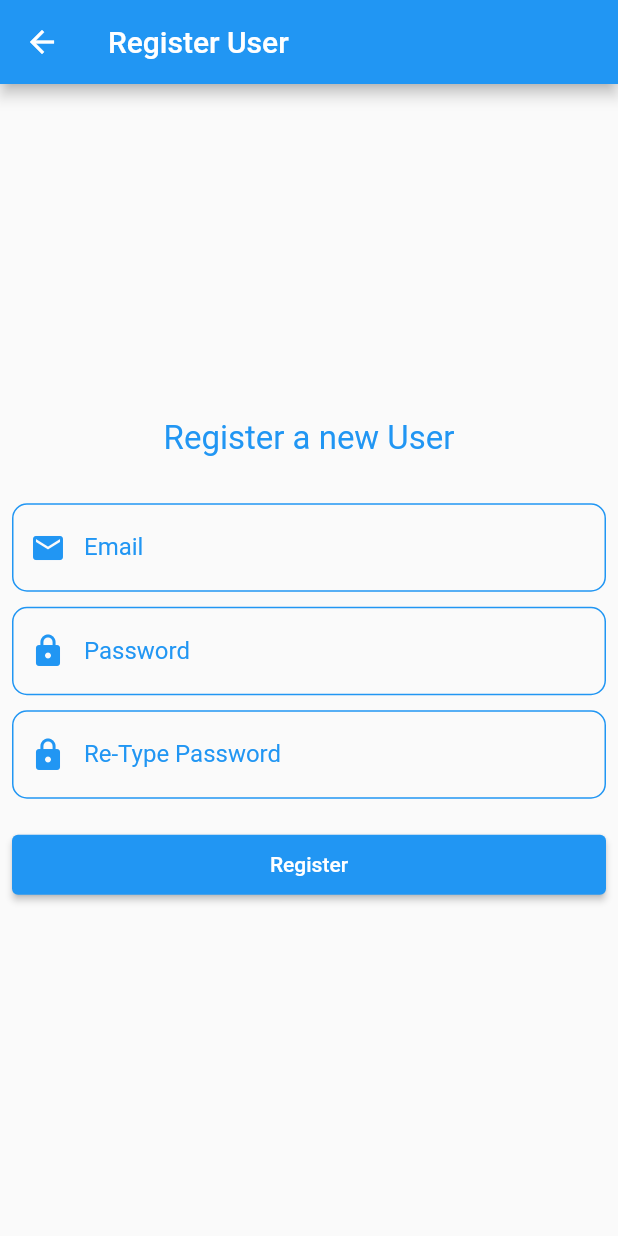
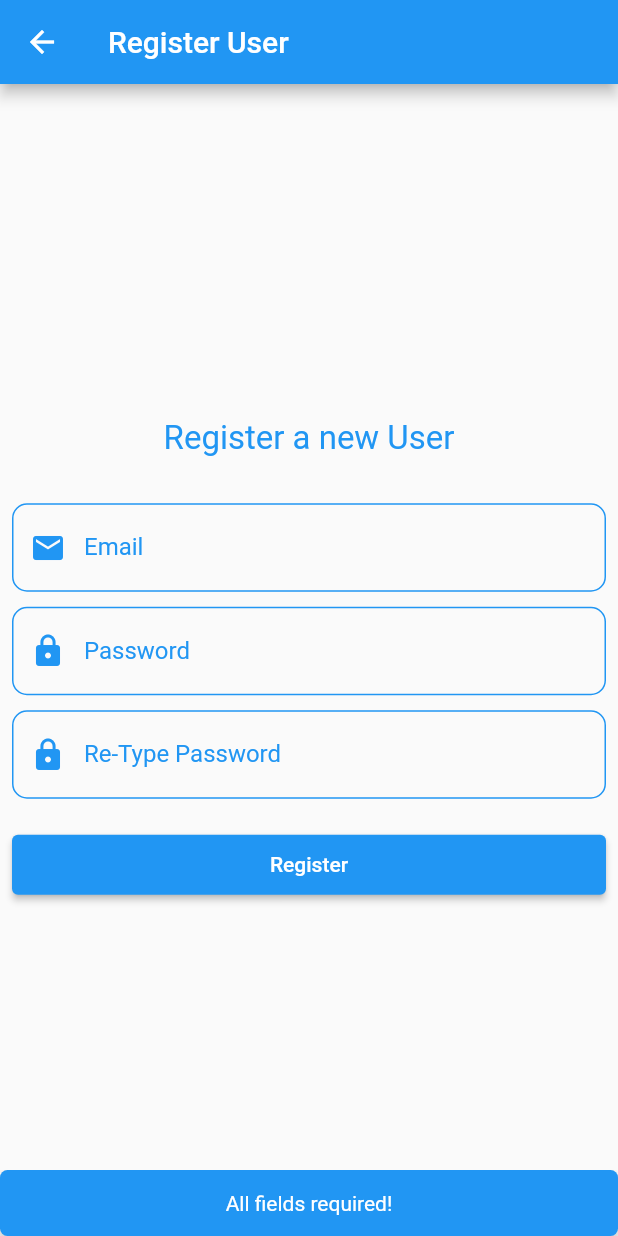
Before and after one commit to FlutterLesego/noted, a Flutter app: the RegisterPage screen opened by its route, after a tap on "Register", on a phone screen of 412 x 824 dp. Run offline on Flutter 3.47's test engine with Material 2 defaults, Android fonts, the phone set to English and light mode, and no system bars; our stand-ins replace another_flushbar, get_it, tuple; missing offline and left inert: backendless_sdk.

Commit message:
creating new user configs

```diff
--- a/lib/init.dart
+++ b/lib/init.dart
@@ -9,11 +9,11 @@ import 'package:provider/provider.dart';
 
 class InitApp {
   static const String apiKeyAndroid =
-      '34001CA4-E43DE-44B60-94677-342EFCF38782'; //add your own key
+      '3BDAC8E9-6FA9-4842-836A-CA0FDB84D19C'; //add your own key
   static const String apiKeyIOS =
-      'FB4C825E8-B4F01-48752-8B548-3ADF87659663'; //add your own key
+      'A21A191A-7E38-4F4E-922F-48B03500241D'; //add your own key
   static const String appID =
-      '5D0957284-F282D-FAC84-FF8BB-5489CB2C83100'; // add your own key
+      '79E54C85-0790-7BCE-FF89-D5A14FC1C100'; // add your own key
 
   static void initializeApp(BuildContext context) async {
     await Backendless.initApp(
--- /dev/null
+++ b/lib/models/note_entry.dart
@@ -0,0 +1,30 @@
+class NoteEntry {
+  Map<dynamic, dynamic> notes;
+  String username;
+  String? objectId;
+  DateTime? created;
+  DateTime? updated;
+
+  NoteEntry({
+    required this.notes,
+    required this.username,
+    this.objectId,
+    this.created,
+    this.updated,
+  });
+
+  Map<String, Object?> toJson() => {
+        'username': username,
+        'notes': notes,
+        'created': created,
+        'updated': updated,
+        'objectId': objectId,
+      };
+
+  static NoteEntry fromJson(Map<dynamic, dynamic>? json) => NoteEntry(
+        username: json!['username'] as String,
+        notes: json['notes'] as Map<dynamic, dynamic>,
+        objectId: json['objectId'] as String,
+        created: json['created'] as DateTime,
+      );
+}
--- /dev/null
+++ b/lib/services/user_helper.dart
@@ -0,0 +1,85 @@
+// ignore_for_file: use_build_context_synchronously
+
+import 'package:assignment2_2022/view_models/user_management_view_model.dart';
+import 'package:backendless_sdk/backendless_sdk.dart';
+import 'package:flutter/material.dart';
+import 'package:provider/provider.dart';
+
+import '../widgets/dialogs.dart';
+
+void createNewUserInUI(BuildContext context,
+    {required String email,
+    required String password,
+    required String retypePassword}) async {
+  FocusManager.instance.primaryFocus?.unfocus();
+
+  if (email.isEmpty || password.isEmpty || retypePassword.isEmpty) {
+    showSnackBar(
+      context,
+      'All fields required!',
+    );
+  } else if (retypePassword.toString() != password.toString()) {
+    showSnackBar(context, "Passwords do not match!");
+  } else {
+    BackendlessUser user = BackendlessUser()
+      ..email = email.trim()
+      ..password = password.trim()
+      ..putProperties({
+        'email': email.trim(),
+        'password': password.trim(),
+      });
+
+    String result =
+        await context.read<UserManagementViewModel>().createUserAccount(user);
+    if (result != 'OK') {
+      showSnackBar(context, result);
+    } else {
+      showSnackBar(context, 'Account created successfully!');
+      Navigator.pop(context);
+    }
+  }
+}
+
+// void loginUserInUI(BuildContext context,
+//     {required String email, required String password}) async {
+//   FocusManager.instance.primaryFocus?.unfocus();
+//   if (email.isEmpty || password.isEmpty) {
+//     showSnackBar(context, 'Please enter both fields!');
+//   } else {
+//     String result = await context
+//         .read<UserService>()
+//         .loginUser(email.trim(), password.trim());
+//     if (result != 'OK') {
+//       showSnackBar(context, result);
+//     } else {
+//       context.read<TodoService>().getTodos(email);
+//       Navigator.of(context).popAndPushNamed(RouteManager.todoPage);
+//     }
+//   }
+// }
+
+// void resetPasswordInUI(BuildContext context, {required String email}) async {
+//   if (email.isEmpty) {
+//     showSnackBar(context,
+//         'Please enter your email address then click on Reset Password again!');
+//   } else {
+//     String result =
+//         await context.read<UserService>().resetPassword(email.trim());
+//     if (result == 'OK') {
+//       showSnackBar(
+//           context, 'Successfully sent password reset. Please check your mail');
+//     } else {
+//       showSnackBar(context, result);
+//     }
+//   }
+// }
+
+// void logoutUserInUI(BuildContext context) async {
+//   String result = await context.read<UserService>().logoutUser();
+//   if (result == 'OK') {
+//     context.read<UserService>().setCurrentUserNull();
+//     Navigator.popAndPushNamed(context, RouteManager.loginPage);
+//   } else {
+//     showSnackBar(context, result);
+//   }
+// }
--- /dev/null
+++ b/lib/widgets/dialogs.dart
@@ -0,0 +1,15 @@
+import 'package:flutter/material.dart';
+
+final GlobalKey<NavigatorState> navigatorKey = GlobalKey<NavigatorState>();
+
+void showSnackBar(BuildContext context, String message) {
+  final snackBar = SnackBar(
+    shape: const RoundedRectangleBorder(
+    borderRadius: BorderRadius.all(Radius.circular(5)),),
+    backgroundColor: Colors.blue,
+    duration: const Duration(milliseconds: 3500),
+    content: Text(message,
+    textAlign: TextAlign.center,),
+  );
+  ScaffoldMessenger.of(context).showSnackBar(snackBar);
+}
--- a/lib/widgets/register_form.dart
+++ b/lib/widgets/register_form.dart
@@ -1,5 +1,8 @@
+import 'package:assignment2_2022/services/user_helper.dart';
+import 'package:assignment2_2022/widgets/app_progress_indicator.dart';
 import 'package:flutter/material.dart';
 import 'package:provider/provider.dart';
+import 'package:tuple/tuple.dart';
 
 import '../miscellaneous/constants.dart';
 import '../miscellaneous/validators.dart';
@@ -72,8 +75,22 @@ class _RegisterFormState extends State<RegisterForm> {
               style: ElevatedButton.styleFrom(
                 minimumSize: const Size.fromHeight(40),
               ),
-              onPressed: () {},
+              onPressed: () {
+                createNewUserInUI(context,
+                    email: emailController.text.trim(),
+                    password: passwordController.text.trim(),
+                    retypePassword: retypePasswordController.text.trim());
+              },
               child: const Text('Register'),
+            ),
+            Selector<UserManagementViewModel, Tuple2>(
+              selector: (context, value) =>
+                  Tuple2(value.showUserProgress, value.userProgressText),
+              builder: (context, value, child) {
+                return value.item1
+                    ? AppProgressIndicator(text: '${value.item2}')
+                    : Container();
+              },
             ),
           ],
         ),
```
Also changed, not shown: lib/view_models/user_management_view_model.dart (+83 -3 lines).
